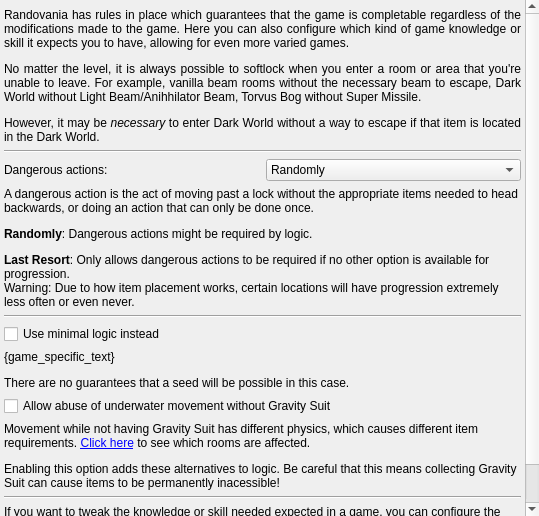
The window that randovania/gui/ui_files/preset_trick_level.ui (randovania/randovania) describes before a commit, drawn with Qt 5.
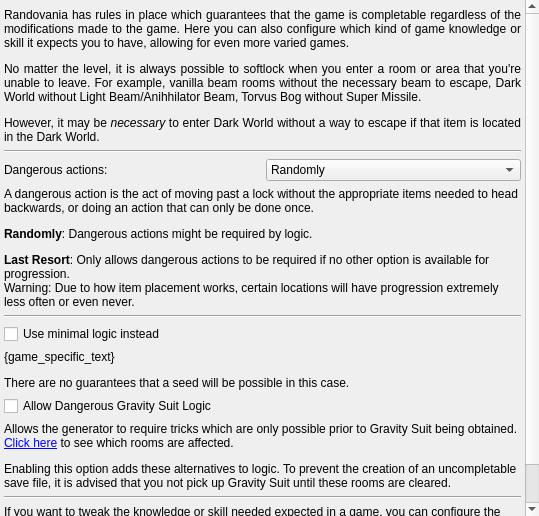
The same window after the commit.

Commit message: Update english for noGravity

What changed in the file:
```diff
--- a/randovania/gui/ui_files/preset_trick_level.ui
+++ b/randovania/gui/ui_files/preset_trick_level.ui
@@ -151,14 +151,14 @@
         <item>
          <widget class="QCheckBox" name="underwater_abuse_check">
           <property name="text">
-           <string>Allow abuse of underwater movement without Gravity Suit</string>
+           <string>Allow Dangerous Gravity Suit Logic</string>
           </property>
          </widget>
         </item>
         <item>
          <widget class="QLabel" name="underwater_abuse_label">
           <property name="text">
-           <string>&lt;html&gt;&lt;head/&gt;&lt;body&gt;&lt;p&gt;Movement while not having Gravity Suit has different physics, which causes different item requirements. &lt;a href=&quot;resource-details://misc/gravity&quot;&gt;&lt;span style=&quot; text-decoration: underline; color:#0000ff;&quot;&gt;Click here&lt;/span&gt;&lt;/a&gt; to see which rooms are affected.&lt;/p&gt;&lt;p&gt;Enabling this option adds these alternatives to logic. Be careful that this means collecting Gravity Suit can cause items to be permanently inacessible!&lt;/p&gt;&lt;/body&gt;&lt;/html&gt;</string>
+           <string>&lt;html&gt;&lt;head/&gt;&lt;body&gt;&lt;p&gt; Allows the generator to require tricks which are only possible prior to Gravity Suit being obtained. &lt;a href=&quot;resource-details://misc/gravity&quot;&gt;&lt;span style=&quot; text-decoration: underline; color:#0000ff;&quot;&gt;Click here&lt;/span&gt;&lt;/a&gt; to see which rooms are affected.&lt;/p&gt;&lt;p&gt;Enabling this option adds these alternatives to logic. To prevent the creation of an uncompletable save file, it is advised that you not pick up Gravity Suit until these rooms are cleared. &lt;/p&gt;&lt;/body&gt;&lt;/html&gt;</string>
           </property>
           <property name="alignment">
            <set>Qt::AlignLeading|Qt::AlignLeft|Qt::AlignTop</set>
```
The commit also changes 1 other file.
